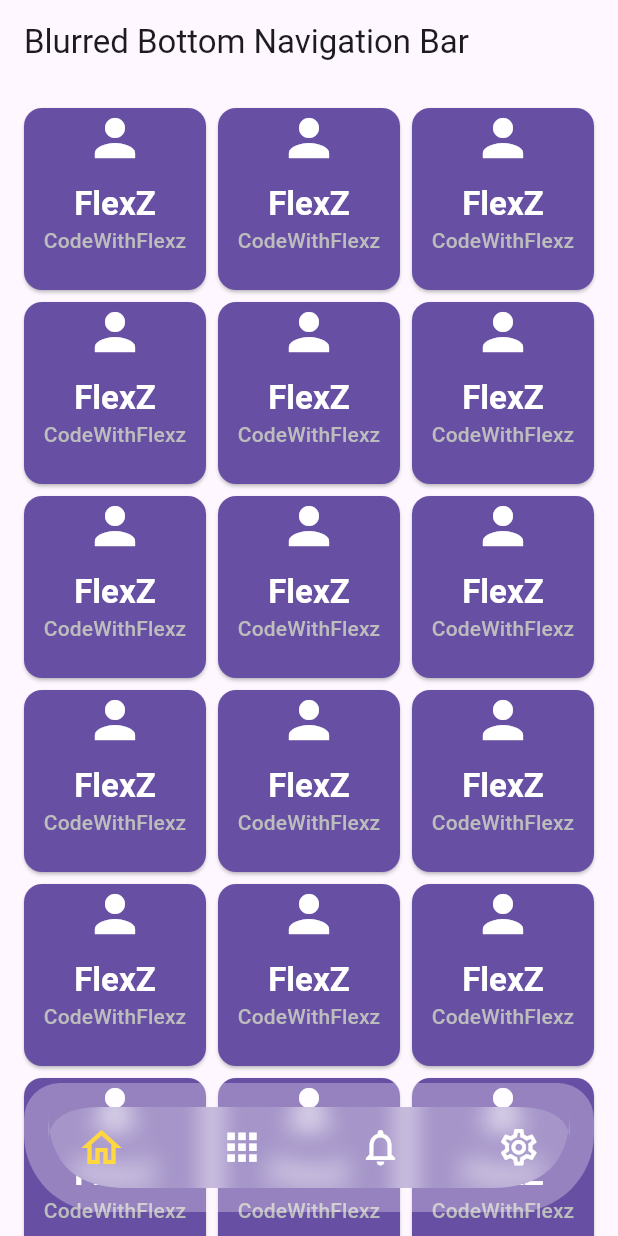
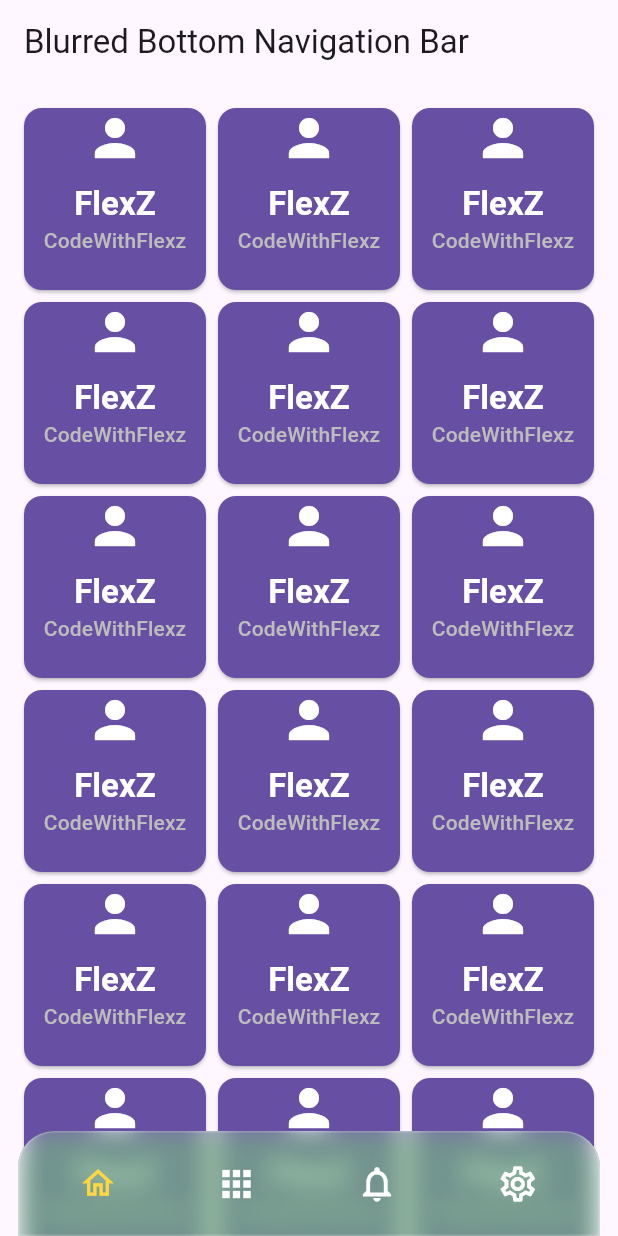
Before and after one commit to Rosdeb/bottom_nav_transparent, a Flutter app: the screen it shows after launch, on a phone screen of 412 x 824 dp. Run offline on Flutter 3.47's test engine with Material 3 defaults, Android fonts, the light colour scheme and no system bars; drawn by our look-alikes of zoom_tap_animation; our stand-ins replace get, google_fonts.

Commit message:
some off update

```diff
--- a/lib/views/screen/finalview.dart
+++ b/lib/views/screen/finalview.dart
@@ -61,35 +61,34 @@ class _FinalviewState extends State<Finalview> {
           ),
 
           Positioned(
-            bottom: 16,
-            left: 16,
-            right: 16,
-            height: 86,
+            bottom: 0,
+            left: 12,
+            right: 12,
+            height: 70,
             child: AnimatedContainer(
               duration: Duration(microseconds: 200),
               decoration: BoxDecoration(
                 borderRadius: BorderRadius.only(
                   topLeft: Radius.circular(24),
                   topRight: Radius.circular(24),
-                  bottomLeft: Radius.circular(52),
-                  bottomRight: Radius.circular(52),
                 ),
-                color: theme.scaffoldBackgroundColor.withOpacity(0.3),
+                color:Colors.green.withOpacity(0.5),
               ),
               child: ClipRRect(
                 borderRadius: const BorderRadius.only(
                     topRight: Radius.circular(24),
-                    topLeft: Radius.circular(24),
-                    bottomLeft: Radius.circular(52),
-                    bottomRight: Radius.circular(52)),
+                    topLeft: Radius.circular(24),),
                 child: ClipPath(
-                  clipper: MyCustomClipper(),
+                 // clipper: MyCustomClipper(),
                   child: BackdropFilter(
                     filter: ImageFilter.blur(sigmaY: 8, sigmaX: 8),
                     child: Container(
                       decoration: BoxDecoration(
                         color: Colors.white.withOpacity(0.15),
-                        borderRadius: BorderRadius.circular(24),
+                        borderRadius: BorderRadius.only(
+                          topLeft: Radius.circular(24),
+                          topRight: Radius.circular(24),
+                        ),
                         border: Border.all(
                             color: Colors.white.withOpacity(0.2), width: 1),
                       ),
@@ -102,10 +101,10 @@ class _FinalviewState extends State<Finalview> {
             ),
           ),
           Positioned(
-            bottom: 16,
+            bottom: 0,
             left: 20,
             right: 20,
-            height: 86,
+            height: 70,
             child: Row(
               mainAxisAlignment: MainAxisAlignment.spaceAround,
               crossAxisAlignment: CrossAxisAlignment.stretch,
@@ -139,7 +138,7 @@ class _FinalviewState extends State<Finalview> {
           child: Icon(
             icon,
             color: isSelected ? Colors.amberAccent : Colors.white,
-            size: isSelected ? 32 : 29,
+            size: isSelected ? 25 : 28,
           ),
         ),
       );
--- a/pubspec.yaml
+++ b/pubspec.yaml
@@ -19,7 +19,8 @@ publish_to: 'none' # Remove this line if you wish to publish to pub.dev
 version: 1.0.0+1
 
 environment:
-  sdk: ^3.9.0-262.0.dev
+  sdk: '>=3.0.0 <4.0.0'
+
 
 # Dependencies specify other packages that your package needs in order to work.
 # To automatically upgrade your package dependencies to the latest versions
```
Also changed, not shown: pubspec.lock.
